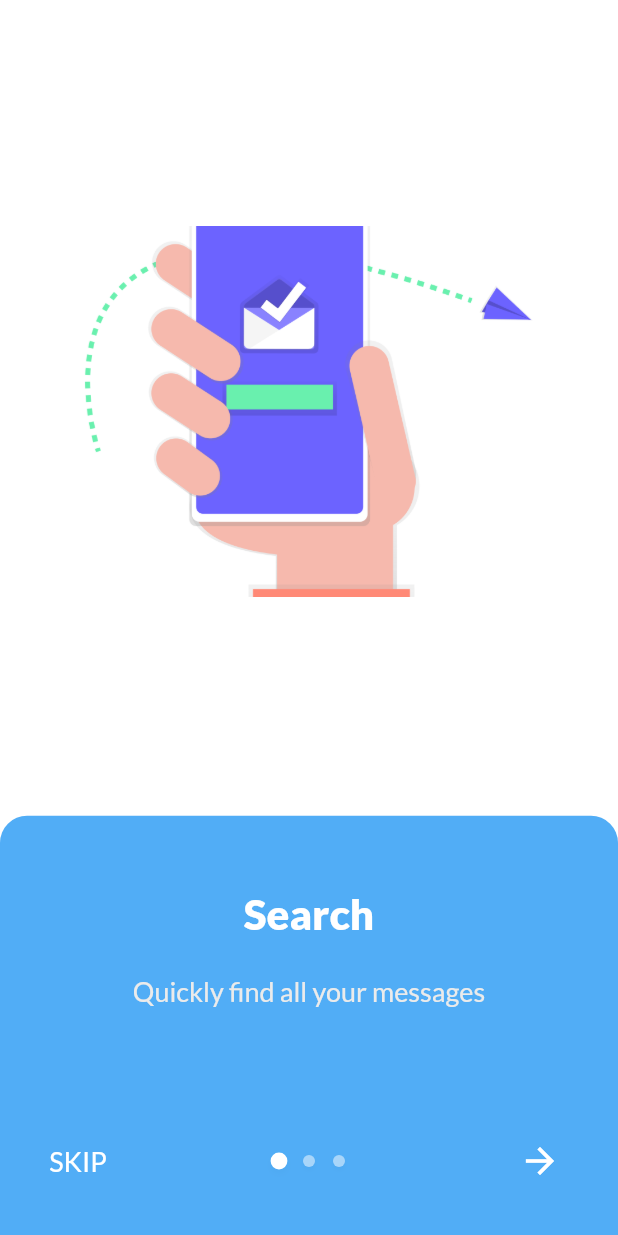
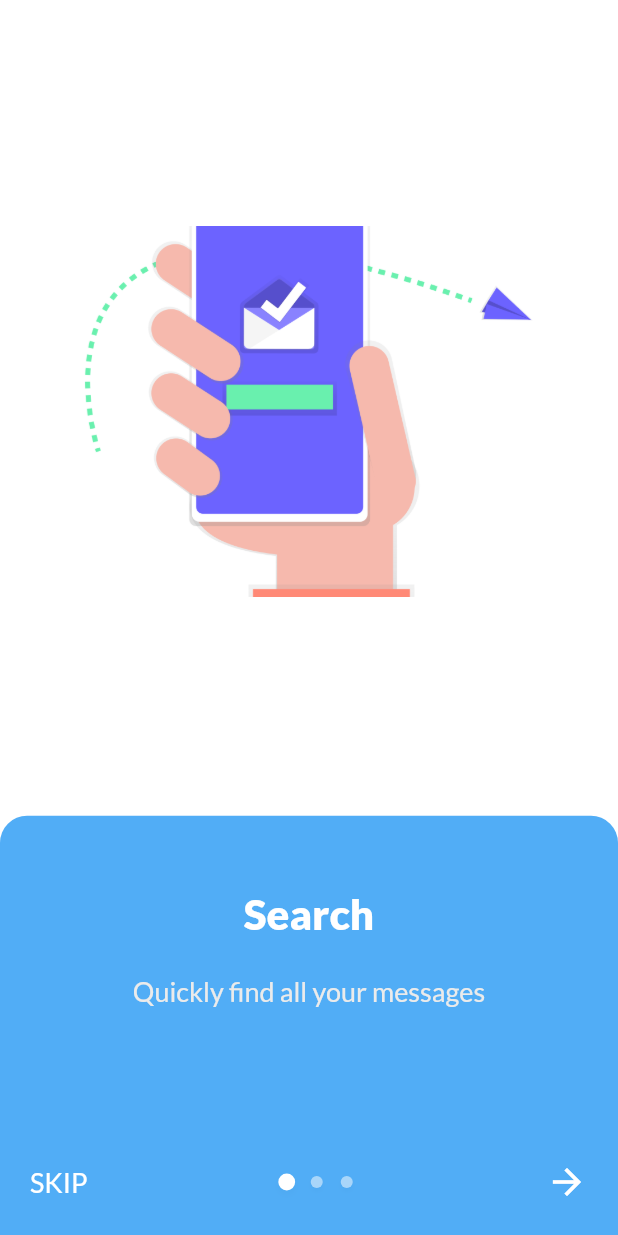
Before and after one commit to Ethiel97/nice_intro, a Flutter app: the screen it shows after launch, on a phone screen of 412 x 824 dp. Run offline on Flutter 3.47's test engine with Material 2 defaults, Android fonts, the phone set to English and light mode, and no system bars; our stand-ins replace google_fonts, tinycolor.

Commit message:
update package to 0.1.4

```diff
--- a/lib/intro_screen.dart
+++ b/lib/intro_screen.dart
@@ -30,17 +30,25 @@ class IntroScreen extends StatelessWidget {
   ///[EdgeInsets]
   final EdgeInsets headerPadding;
 
-  const IntroScreen({
+  ///widget to use as the header part of your screen
+  ///[Widget]
+  final Widget header;
+
+  int _pageIndex;
+
+  IntroScreen({
     @required this.title,
     this.headerPadding = const EdgeInsets.all(12),
     @required this.description,
+    this.header,
     this.headerBgColor = Colors.white,
     this.textStyle,
-    @required this.imageAsset,
-  })  : assert(imageAsset != null),
-        assert(title != null),
+    this.imageAsset,
+  })  : assert(title != null),
         assert(description != null),
         assert(title != null);
+
+  set index(val) => this._pageIndex = val;
 
   @override
   Widget build(BuildContext context) {
@@ -57,12 +65,21 @@ class IntroScreen extends StatelessWidget {
               color: headerBgColor,
             ),
             child: Center(
-              child: Image.asset(
-                imageAsset,
-                fit: BoxFit.cover,
-                width: double.infinity,
-                height: screenSize.height * .3,
-              ),
+              child: imageAsset != null
+                  ? Image.asset(
+                      imageAsset,
+                      fit: BoxFit.cover,
+                      width: double.infinity,
+                      height: screenSize.height * .3,
+                    )
+                  : this.header ??
+                      Container(
+                        child: Text(
+                          "${this._pageIndex??1}",
+                          style: TextStyle(
+                              fontSize: 300, fontWeight: FontWeight.w900),
+                        ),
+                      ),
             ),
           ),
         ],
--- a/lib/intro_screens.dart
+++ b/lib/intro_screens.dart
@@ -14,6 +14,8 @@ enum IndicatorType { CIRCLE, LINE, DIAMOND }
 enum FooterShape { NORMAL, CURVED_TOP, CURVED_BOTTOM }
 
 class IntroScreens extends StatefulWidget {
+//  PageController get controller => this.createState()._controller;
+
   @override
   _IntroScreensState createState() => _IntroScreensState();
 
@@ -124,7 +126,6 @@ class _IntroScreensState extends State<IntroScreens>
       });
 
     currentScreen = widget.slides[0];
-
     animationController =
         AnimationController(duration: Duration(milliseconds: 500), vsync: this);
   }
@@ -200,6 +201,9 @@ class _IntroScreensState extends State<IntroScreens>
                 setState(() {
                   currentPage = index;
                   currentScreen = widget.slides[currentPage];
+                  setState(() {
+                    currentScreen.index = currentPage + 1;
+                  });
                   if (currentPage == widget.slides.length - 1) {
                     lastPage = true;
                     animationController.forward();
@@ -235,7 +239,6 @@ class _IntroScreensState extends State<IntroScreens>
                 return buildPage(index: index);
               },
             ),
-
             //footer widget
             Positioned.fill(
               bottom: 0,
@@ -287,36 +290,38 @@ class _IntroScreensState extends State<IntroScreens>
                 ),
               ),
             ),
-
             //controls widget
             Positioned(
               left: 0,
               right: 0,
               bottom: 18,
               child: Padding(
-                padding: const EdgeInsets.all(
-                  8.0,
-                ),
+                padding:
+                    const EdgeInsets.symmetric(horizontal: 20.0, vertical: 4.0),
                 child: Container(
                   width: double.infinity,
                   child: Row(
-                    mainAxisAlignment: MainAxisAlignment.spaceBetween,
+                    mainAxisAlignment: MainAxisAlignment.spaceEvenly,
                     children: <Widget>[
                       IgnorePointer(
                         ignoring: lastPage,
                         child: Opacity(
                           opacity: lastPage ? 0.0 : 1.0,
-                          child: FlatButton(
+                          child: Material(
+                            type: MaterialType.transparency,
+                            child: InkWell(
+                              borderRadius: BorderRadius.circular(100),
                               child: Text(
                                 widget.skipText.toUpperCase(),
                                 style: textStyle,
                               ),
-                            onPressed: widget.onSkip,
+                              onTap: widget.onSkip,
                             ),
                           ),
                         ),
-                      Spacer(),
-                      Container(
+                      ),
+                      Expanded(
+                        child: Container(
                           width: 160,
                           child: PageIndicator(
                             type: widget.indicatorType,
@@ -336,29 +341,35 @@ class _IntroScreensState extends State<IntroScreens>
                             },
                           ),
                         ),
-                      Spacer(),
-                      lastPage
-                          ? FlatButton(
-                              onPressed: widget.onDone,
+                      ),
+                      Material(
+                        clipBehavior: Clip.antiAlias,
+                        shape: RoundedRectangleBorder(
+                          borderRadius: BorderRadius.circular(100),
+                        ),
+                        type: MaterialType.transparency,
+                        child: lastPage
+                            ? InkWell(
+                                borderRadius: BorderRadius.circular(100),
+                                onTap: widget.onDone,
                                 child: done,
                               )
-                          : FlatButton(
+                            : InkWell(
+                                borderRadius: BorderRadius.circular(100),
                                 child: next,
-                              onPressed: () {
-                                _controller.nextPage(
+                                onTap: () => _controller.nextPage(
                                     duration: Duration(milliseconds: 800),
-                                    curve: Curves.fastOutSlowIn);
-                              },
+                                    curve: Curves.fastOutSlowIn),
                               ),
+                      )
                     ],
                   ),
                 ),
               ),
             ),
-
             //app title
-            Positioned(
-              top: 320,
+            /*Positioned(
+              top: 20,
               left: 0,
               right: 0,
               child: Padding(
@@ -369,7 +380,7 @@ class _IntroScreensState extends State<IntroScreens>
                       fontSizeDelta: 12, fontWeightDelta: 8, color: Colors.red),
                 ),
               ),
-            ),
+            ),*/
           ],
         ),
       ),
@@ -378,11 +389,14 @@ class _IntroScreensState extends State<IntroScreens>
 
   Widget buildPage({int index, double angle = 0.0, double scale = 1.0}) {
     // print(pageOffset - index);
-    return Transform(
+    return Container(
+      color: Colors.transparent,
+      child: Transform(
         child: widget.slides[index],
         transform: Matrix4.identity()
           ..setEntry(3, 2, .001)
           ..rotateY(angle),
+      ),
     );
   }
 }
--- a/pubspec.yaml
+++ b/pubspec.yaml
@@ -1,7 +1,7 @@
 name: nice_intro
 description: Get your users to know your app with ease! This package will help you build beautiful intro sides for your app.
-version: 0.1.3
-author: Ethiel ADIASSA <ethiel97@gmail.com>
+version: 0.1.4
+#author: Ethiel ADIASSA <ethiel97@gmail.com>
 homepage: https://github.com/Ethiel97/nice_intro
 
 environment:
@@ -10,7 +10,7 @@ environment:
 dependencies:
   flutter:
     sdk: flutter
-  google_fonts: ^1.0.0
+  google_fonts: ^1.1.0
   tinycolor: ^1.0.2
 
 dev_dependencies:
```
Also changed, not shown: example/pubspec.lock, pubspec.lock, 2 other files. Lines whose indentation alone changed are shown as unchanged.
